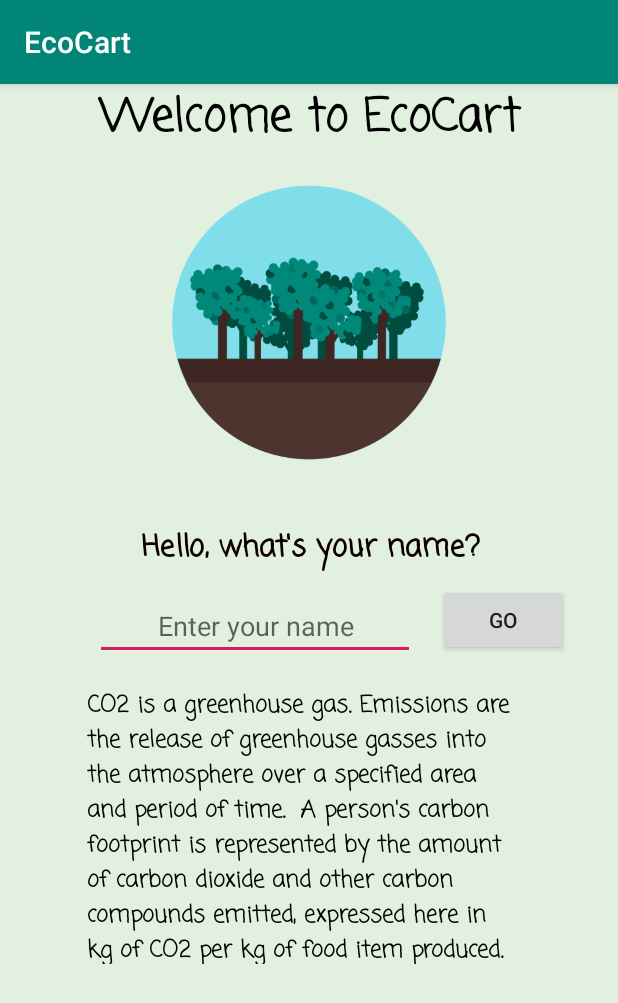
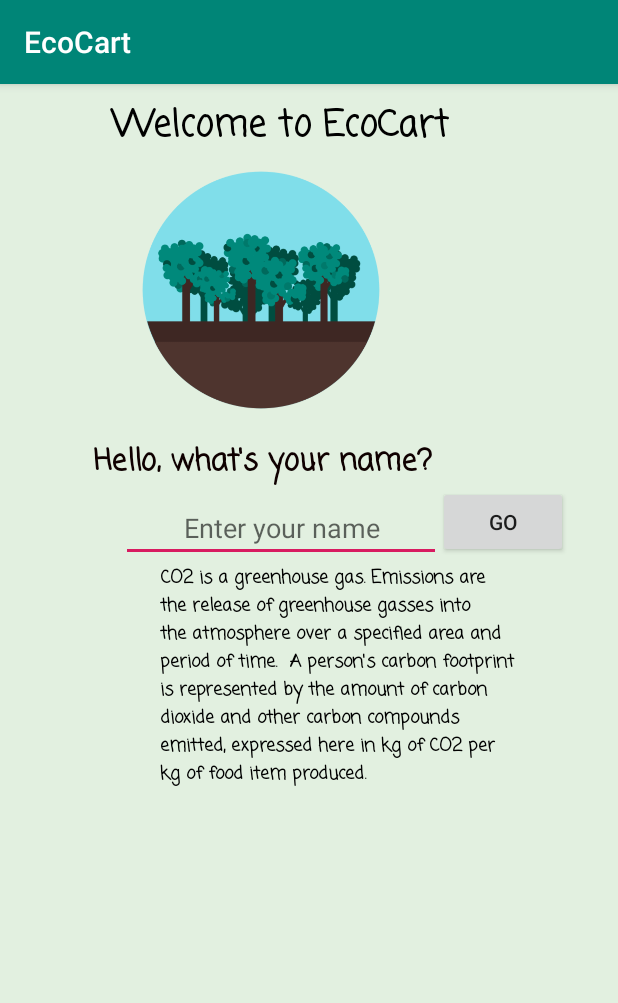
Before and after one commit to MarissaSalcido/EcoCart, an Android app: the screen it shows after launch (StartActivity), on a phone screen of 412 x 824 dp. Shown: the top 1003 px of the screen. Run offline under Robolectric (Android 15) with nearby library versions, the phone set to English and light mode, and no system bars.

```diff
--- a/app/src/main/java/com/example/ecocart/ShoppingCartAdapter.java
+++ b/app/src/main/java/com/example/ecocart/ShoppingCartAdapter.java
@@ -93,16 +93,13 @@
 
             tvCartItemAlt.setText(alternative.getName());
             tvCartItemAltCo2.setText(Double.toString(alternative.getCarbonDioxide()*item.getCount()));
-            tvFoodText5.setText(tvFoodText5.getText().toString());
             Differencebtn.setText(Double.toString((item.getCarbonDioxide()*item.getCount()) - (alternative.getCarbonDioxide()*item.getCount())));
 
 
             if (alternative.getName().equals(item.getName())){
                 tvFoodText5.setText("The item you chose is already the best option!");
             }
-            else{
-                tvFoodText5.setText(tvFoodText5.getText().toString());
-            }
+
         }
 
     }
--- a/app/src/main/res/layout/start_page.xml
+++ b/app/src/main/res/layout/start_page.xml
@@ -8,22 +8,27 @@
 
     <TextView
         android:id="@+id/textView"
-        android:layout_width="match_parent"
+        android:layout_width="287dp"
         android:layout_height="wrap_content"
+        android:layout_alignParentStart="true"
+        android:layout_alignParentTop="true"
+        android:layout_marginStart="43dp"
+        android:layout_marginTop="9dp"
         android:fontFamily="casual"
         android:gravity="center"
         android:text="Welcome to EcoCart"
         android:textColor="#000000"
-        android:textSize="30sp"
+        android:textSize="24sp"
         android:textStyle="bold" />
 
     <ImageView
         android:id="@+id/imageView2"
-        android:layout_width="208dp"
-        android:layout_height="210dp"
+        android:layout_width="180dp"
+        android:layout_height="184dp"
         android:layout_below="@+id/textView"
-        android:layout_centerHorizontal="true"
-        android:layout_marginTop="8dp"
+        android:layout_alignParentStart="true"
+        android:layout_marginStart="84dp"
+        android:layout_marginTop="-1dp"
         app:srcCompat="@drawable/tree_icon" />
 
     <EditText
@@ -33,8 +38,8 @@
         android:layout_below="@+id/textView2"
         android:layout_alignParentEnd="true"
         android:layout_centerInParent="true"
-        android:layout_marginTop="14dp"
-        android:layout_marginEnd="135dp"
+        android:layout_marginTop="6dp"
+        android:layout_marginEnd="118dp"
         android:ems="10"
         android:gravity="center"
         android:hint="Enter your name"
@@ -47,8 +52,8 @@
         android:layout_below="@+id/imageView2"
         android:layout_alignParentStart="true"
         android:layout_centerHorizontal="true"
-        android:layout_marginStart="62dp"
-        android:layout_marginTop="30dp"
+        android:layout_marginStart="30dp"
+        android:layout_marginTop="7dp"
         android:fontFamily="casual"
         android:gravity="center"
         android:text="Hello, what's your name?"
@@ -70,19 +75,19 @@
 
     <TextView
         android:id="@+id/CO2_DEF"
-        android:layout_width="284dp"
-        android:layout_height="184dp"
-        android:layout_below="@+id/textView2"
+        android:layout_width="wrap_content"
+        android:layout_height="218dp"
+        android:layout_below="@+id/nameInput"
         android:layout_alignStart="@+id/nameInput"
         android:layout_alignEnd="@+id/goButton"
         android:layout_centerHorizontal="true"
-        android:layout_marginStart="-5dp"
-        android:layout_marginTop="78dp"
-        android:layout_marginEnd="37dp"
+        android:layout_marginStart="26dp"
+        android:layout_marginTop="1dp"
+        android:layout_marginEnd="35dp"
         android:fontFamily="casual"
         android:text="CO2 is a greenhouse gas. Emissions are the release of greenhouse gasses into the atmosphere over a specified area and period of time.  A person's carbon footprint is represented by the amount of carbon dioxide and other carbon compounds emitted, expressed here in kg of CO2 per kg of food item produced."
         android:textColor="@android:color/black"
-        android:textSize="15sp"
+        android:textSize="12sp"
         android:textStyle="bold" />
 
 </RelativeLayout>
```
Also changed, not shown: app/src/main/res/layout/activity_shopping_cart.xml (+10 -6 lines).
